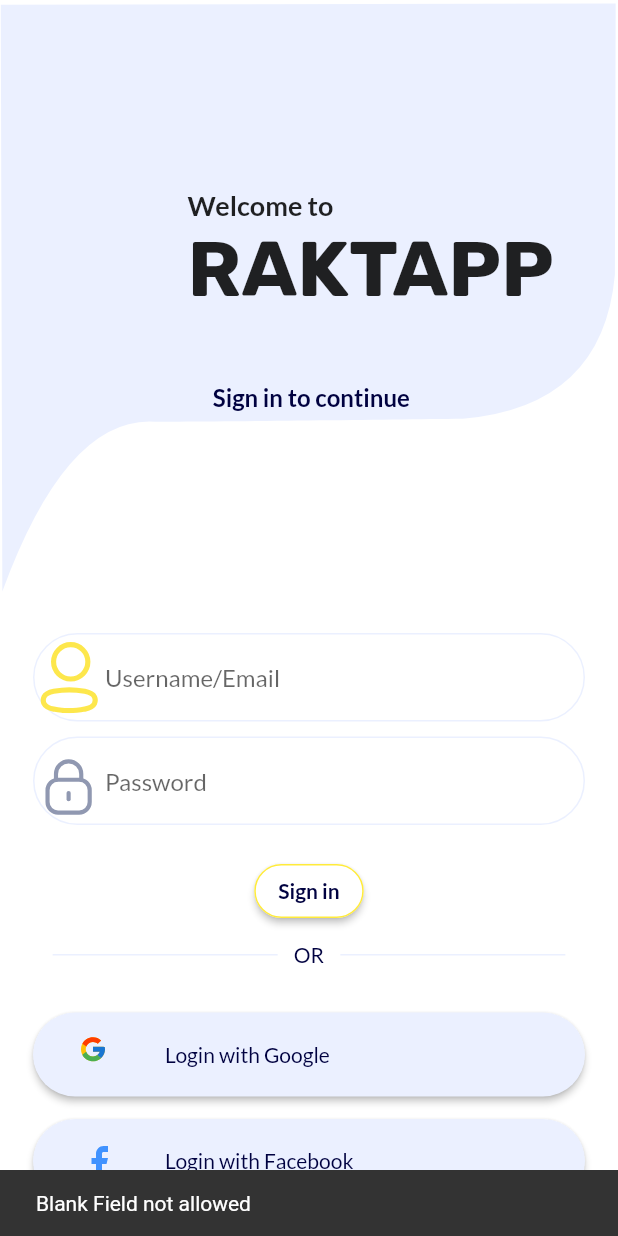
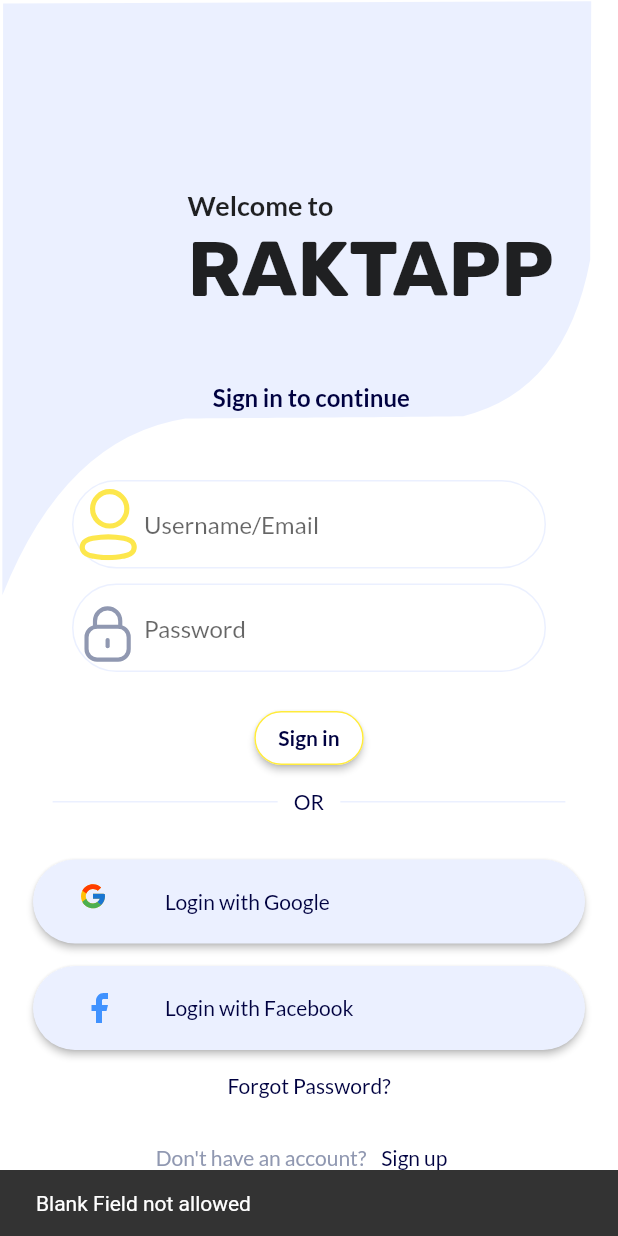
Before and after one commit to presh-devs/untitled, a Flutter app: the screen it shows after launch, after a tap on "Sign in", on a phone screen of 412 x 824 dp. Run offline on Flutter 3.47's test engine with Material 2 defaults, Android fonts, the phone set to English and light mode, and no system bars; our stand-ins replace flutter_svg, google_fonts; network calls fail.

Commit message:
ui updates

```diff
--- a/lib/api_service.dart
+++ b/lib/api_service.dart
@@ -6,28 +6,67 @@ import 'package:http/http.dart' as http;
 import 'dart:developer';
 import 'constants.dart';
 
+class LoginResponse {
+  final int apiStatus;
+  final String? timezone;
+  final String? accessToken;
+  final String? userId;
+  final bool? membership;
+  final ErrorBody? error;
+
+  LoginResponse(
+      {required this.apiStatus,
+      this.timezone,
+      this.accessToken,
+      this.userId,
+      this.membership,
+      this.error});
+}
+
+class ErrorBody {
+  final String? errorId;
+  final String? errorText;
+
+  ErrorBody({this.errorId, this.errorText});
+}
+
 class ApiService {
-  String? token;
-  int? statusCode;
-
-  Future<void> login({
+  Future<LoginResponse?> login({
     required String username,
     required String password,
   }) async {
     try {
       var url = Uri.parse(ApiConstants.baseUrl + ApiConstants.login);
       var response = await http.post(url,
-          body: ({'username': username, 'password': password}));
+          body: ({
+            'username': username,
+            'password': password,
+            'server_key': ApiConstants.serverKey,
+          }));
       print(response.statusCode);
       if (response.statusCode == 200) {
-        statusCode = response.statusCode;
-        print(statusCode);
-        var data = jsonDecode(response.body.toString());
-        token = data['access_token'];
+        var data = jsonDecode(response.body);
         print(data);
+        if (data['api_status'] == 200) {
+          LoginResponse loginResponse = LoginResponse(
+            apiStatus: data['api_status'],
+            userId: data['user_id'],
+            membership: data['membership'],
+            timezone: data['timezone'],
+            accessToken: data['access_token'],
+          );
+          return loginResponse;
+        } else {
+          LoginResponse loginResponse = LoginResponse(
+            apiStatus: data['api_status'],
+            error: data['errors'],
+          );
+          return loginResponse;
+        }
       }
     } catch (e) {
       log(e.toString());
+      return null;
     }
   }
 
@@ -38,12 +77,17 @@ class ApiService {
     String? email,
     String? phoneNumber,
     String? gender,
+    required String token,
   }) async {
     try {
-      var url = Uri.parse(
-          ApiConstants.baseUrl + ApiConstants.updateUserData + token!);
+      final queryParameters = {
+        'access_token': token,
+      };
+      var url = Uri.parse(ApiConstants.baseUrl + ApiConstants.updateUserData)
+          .replace(queryParameters: queryParameters);
       var response = await http.post(url,
           body: ({
+            'server_key': ApiConstants.serverKey,
             'username': username,
             'email': email,
             'phone_number': phoneNumber,
@@ -51,6 +95,8 @@ class ApiService {
             'new_password': newPassword,
             'gender': gender,
           }));
+
+      print(response.statusCode);
       if (response.statusCode == 200) {
         var data = jsonDecode(response.body.toString());
         print(data['message']);
--- a/lib/constants.dart
+++ b/lib/constants.dart
@@ -3,7 +3,9 @@ import 'dart:ui';
 class ApiConstants {
   static String baseUrl = 'https://fashionbiz.org';
   static String login = '/api/auth';
-  static String updateUserData = '/api/update-user-data?access token=';
+  static String updateUserData = '/api/update-user-data';
+  static String serverKey =
+      '1eca16c1127fcaf8266a3ae56dffb540f5eaac9f-889fe0e508bf0365111cc95114e29263-88061744';
 }
 
 const kPrimaryColor = Color(0xff000140);
--- a/lib/login_page.dart
+++ b/lib/login_page.dart
@@ -17,17 +17,26 @@ class _LoginPageState extends State<LoginPage> {
   final passwordController = TextEditingController();
   Future<void> login() async {
     if (emailController.text.isNotEmpty && passwordController.text.isNotEmpty) {
-      await ApiService().login(
+      var response = await ApiService().login(
         username: emailController.text,
         password: passwordController.text,
       );
-      print(ApiService().token);
-      if (ApiService().statusCode == 200) {
-        Navigator.of(context)
-            .push(MaterialPageRoute(builder: (context) => const EditProfile()));
+      // print(ApiService().token);
+      if (response != null) {
+        if (response.apiStatus == 200) {
+          print('here');
+          Navigator.of(context).push(MaterialPageRoute(
+              builder: (context) => EditProfile(
+                    token: response.accessToken!,
+                  )));
         } else {
           ScaffoldMessenger.of(context).showSnackBar(const SnackBar(
-          content: Text('Invalid Credentials'),
+            content: Text('Invalid credentials '),
+          ));
+        }
+      } else {
+        ScaffoldMessenger.of(context).showSnackBar(const SnackBar(
+          content: Text('Invalid credentials '),
         ));
       }
     } else {
@@ -48,6 +57,7 @@ class _LoginPageState extends State<LoginPage> {
           textDirection: TextDirection.ltr,
           crossAxisAlignment: CrossAxisAlignment.start,
           children: [
+            Stack(alignment: AlignmentDirectional.topStart, children: [
               ClipPath(
                 clipper: CustomClipPath(),
                 child: Container(
@@ -101,23 +111,37 @@ class _LoginPageState extends State<LoginPage> {
                 ),
               ),
               Padding(
-              padding: const EdgeInsets.all(22.0),
-              child: Column(children: [
-                buildTextField(
+                padding: const EdgeInsets.only(
+                    left: 22.0, right: 22, top: 320, bottom: 22),
+                child: Column(
+                    mainAxisAlignment: MainAxisAlignment.end,
+                    mainAxisSize: MainAxisSize.min,
+                    children: [
+                      Padding(
+                        padding: const EdgeInsets.symmetric(horizontal: 26),
+                        child: buildTextField(
                           controller: emailController,
                           label: 'Username/Email',
                           icon: SvgPicture.asset(
                             'assets/images/username.svg',
+                            height: 10,
+                            width: 10,
+                          ),
                         ),
                       ),
                       const SizedBox(
                         height: 10,
                       ),
-                buildTextField(
+                      Padding(
+                        padding: const EdgeInsets.symmetric(horizontal: 26),
+                        child: buildTextField(
                           controller: passwordController,
                           label: 'Password',
                           icon: SvgPicture.asset(
                             'assets/images/Lock.svg',
+                            height: 16,
+                            width: 16,
+                          ),
                         ),
                       ),
                       const SizedBox(
@@ -220,6 +244,7 @@ class _LoginPageState extends State<LoginPage> {
                       )
                     ]),
               ),
+            ]),
           ],
         ),
       ),
@@ -289,21 +314,21 @@ class CustomClipPath extends CustomClipper<Path> {
     double h = size.height;
 
     Path path0 = Path();
-    path0.moveTo(size.width * 0.0012500, size.height * 0.0080000);
-    path0.lineTo(size.width * 0.0037500, size.height * 0.9860000);
-    path0.quadraticBezierTo(size.width * 0.1079250, size.height * 0.6927000,
-        size.width * 0.2513375, size.height * 0.7029800);
+    path0.moveTo(size.width * 0.0050000, size.height * 0.0060000);
+    path0.lineTo(size.width * 0.0037500, size.height * 0.9920000);
+    path0.quadraticBezierTo(size.width * 0.1053250, size.height * 0.7288200,
+        size.width * 0.3001375, size.height * 0.6973400);
     path0.cubicTo(
-        size.width * 0.3760375,
-        size.height * 0.7028400,
-        size.width * 0.6243969,
-        size.height * 0.6992450,
-        size.width * 0.7487500,
-        size.height * 0.6980000);
-    path0.quadraticBezierTo(size.width * 0.9754250, size.height * 0.6779600,
-        size.width * 0.9950000, size.height * 0.4580000);
-    path0.lineTo(size.width * 0.9962500, size.height * 0.0060000);
-    path0.lineTo(size.width * 0.0012500, size.height * 0.0080000);
+        size.width * 0.4124594,
+        size.height * 0.6963950,
+        size.width * 0.6416125,
+        size.height * 0.6950600,
+        size.width * 0.7494250,
+        size.height * 0.6935600);
+    path0.quadraticBezierTo(size.width * 0.9149500, size.height * 0.6517200,
+        size.width * 0.9550375, size.height * 0.4329600);
+    path0.lineTo(size.width * 0.9566625, size.height * 0.0022200);
+    path0.lineTo(size.width * 0.0050000, size.height * 0.0060000);
     path0.close();
 
     return path0;
@@ -314,3 +339,21 @@ class CustomClipPath extends CustomClipper<Path> {
     return false;
   }
 }
+
+// Path path0 = Path();
+// path0.moveTo(size.width * 0.0012500, size.height * 0.0080000);
+// path0.lineTo(size.width * 0.0037500, size.height * 0.9860000);
+// path0.quadraticBezierTo(size.width * 0.1079250, size.height * 0.6927000,
+// size.width * 0.2513375, size.height * 0.7029800);
+// path0.cubicTo(
+// size.width * 0.3760375,
+// size.height * 0.7028400,
+// size.width * 0.6243969,
+// size.height * 0.6992450,
+// size.width * 0.7487500,
+// size.height * 0.6980000);
+// path0.quadraticBezierTo(size.width * 0.9754250, size.height * 0.6779600,
+// size.width * 0.9950000, size.height * 0.4580000);
+// path0.lineTo(size.width * 0.9962500, size.height * 0.0060000);
+// path0.lineTo(size.width * 0.0012500, size.height * 0.0080000);
+// path0.close();
--- a/lib/main.dart
+++ b/lib/main.dart
@@ -13,6 +13,7 @@ class MyApp extends StatelessWidget {
   @override
   Widget build(BuildContext context) {
     return MaterialApp(
+      debugShowCheckedModeBanner:false,
       title: 'Flutter Demo',
       theme: ThemeData(
         primarySwatch: Colors.blue,
```
Also changed, not shown: lib/edit_profile_page.dart (+20 -9 lines). Lines whose indentation alone changed are shown as unchanged.
